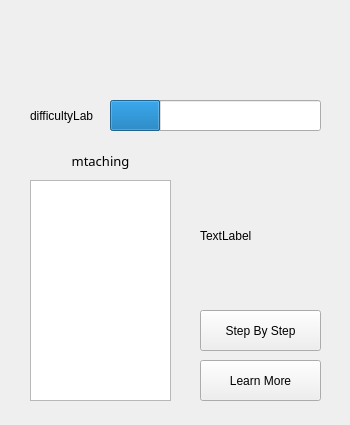
Above: recipebutton.ui from ReneeTong/a8-edu-app before the change. Below: the same form after it.
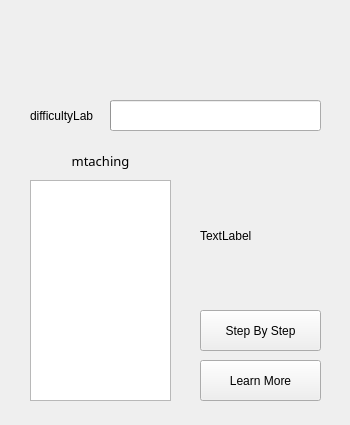
That is the form after the change.

What changed in the file:
```diff
--- a/recipebutton.ui
+++ b/recipebutton.ui
@@ -51,12 +51,18 @@
      <height>31</height>
     </rect>
    </property>
-   <property name="value">
-    <number>24</number>
+   <property name="minimum">
+    <number>0</number>
+   </property>
+   <property name="maximum">
+    <number>5</number>
    </property>
    <property name="textVisible">
     <bool>false</bool>
    </property>
+   <property name="format">
+    <string>%v/%m</string>
+   </property>
   </widget>
   <widget class="QPushButton" name="aboutBtn">
    <property name="geometry">
```
